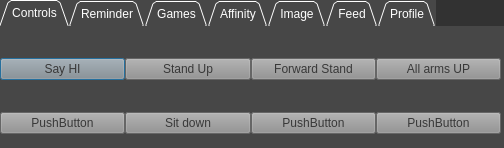
This is bin/ui/main_window.ui in TechMaverik/BOOMER as Qt 5 draws it before an edit. The edited form follows.
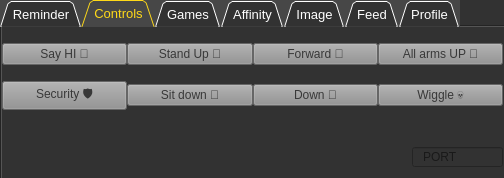
This is the edited form. Icons and pictures are not drawn.

Commit message: changes o tab widget

Diff of the .ui file:
```diff
--- a/bin/ui/main_window.ui
+++ b/bin/ui/main_window.ui
@@ -7,7 +7,7 @@
     <x>0</x>
     <y>0</y>
     <width>504</width>
-    <height>148</height>
+    <height>178</height>
    </rect>
   </property>
   <property name="windowTitle">
@@ -26,18 +26,26 @@
      <x>0</x>
      <y>0</y>
      <width>511</width>
-     <height>151</height>
+     <height>181</height>
     </rect>
    </property>
    <property name="font">
     <font>
-     <pointsize>9</pointsize>
+     <pointsize>10</pointsize>
+     <weight>50</weight>
+     <bold>false</bold>
     </font>
    </property>
    <property name="styleSheet">
-    <string notr="true">background-color: rgb(71, 71, 71);
+    <string notr="true">QTabBar{
+background-color: rgb(71, 71, 71);
 color: rgb(255, 255, 255);
-border-color: rgb(0, 0, 0);</string>
+border-color: rgb(0, 0, 0);
+}
+QTabBar::tab:selected{
+background-color: rgb(71, 71, 71);
+color:rgba(255, 217, 24);
+}</string>
    </property>
    <property name="tabPosition">
     <enum>QTabWidget::North</enum>
@@ -51,205 +59,6 @@
    <property name="movable">
     <bool>true</bool>
    </property>
-   <widget class="QWidget" name="controls_tab">
-    <attribute name="title">
-     <string>Controls</string>
-    </attribute>
-    <attribute name="toolTip">
-     <string>Generic Robot Controls (Move Forward, Sit, Stand etc) Window</string>
-    </attribute>
-    <widget class="QWidget" name="gridLayoutWidget">
-     <property name="geometry">
-      <rect>
-       <x>0</x>
-       <y>0</y>
-       <width>501</width>
-       <height>141</height>
-      </rect>
-     </property>
-     <layout class="QGridLayout" name="gridLayout">
-      <property name="spacing">
-       <number>0</number>
-      </property>
-      <item row="0" column="0">
-       <widget class="QPushButton" name="ctrl_1">
-        <property name="styleSheet">
-         <string notr="true">QPushButton{
-background-color: rgb(143, 143, 143);
-color:rgb(56, 56, 56);
-font: 10pt &quot;Comic Sans MS&quot;;
-}
-QPushButton:hover{
-background-color: qlineargradient(spread:pad, x1:0, y1:1, x2:0, y2:0, stop:0 rgba(185, 209, 234, 255), stop:0.881356 rgba(234, 234, 234, 255));
-color:rgb(65, 65, 65)
-}
-QPushButton:pressed{
-background-color:rgb(57, 57, 57);
-color:rgb(255, 255, 255)
-}</string>
-        </property>
-        <property name="text">
-         <string>Say HI</string>
-        </property>
-       </widget>
-      </item>
-      <item row="0" column="3">
-       <widget class="QPushButton" name="pushButton_2">
-        <property name="styleSheet">
-         <string notr="true">QPushButton{
-background-color: rgb(143, 143, 143);
-color:rgb(56, 56, 56);
-font: 10pt &quot;Comic Sans MS&quot;;
-}
-QPushButton:hover{
-background-color: qlineargradient(spread:pad, x1:0, y1:1, x2:0, y2:0, stop:0 rgba(185, 209, 234, 255), stop:0.881356 rgba(234, 234, 234, 255));
-color:rgb(65, 65, 65)
-}
-QPushButton:pressed{
-background-color:rgb(57, 57, 57);
-color:rgb(255, 255, 255)
-}</string>
-        </property>
-        <property name="text">
-         <string>All arms UP</string>
-        </property>
-       </widget>
-      </item>
-      <item row="0" column="2">
-       <widget class="QPushButton" name="pushButton_5">
-        <property name="styleSheet">
-         <string notr="true">QPushButton{
-background-color: rgb(143, 143, 143);
-color:rgb(56, 56, 56);
-font: 10pt &quot;Comic Sans MS&quot;;
-}
-QPushButton:hover{
-background-color: qlineargradient(spread:pad, x1:0, y1:1, x2:0, y2:0, stop:0 rgba(185, 209, 234, 255), stop:0.881356 rgba(234, 234, 234, 255));
-color:rgb(65, 65, 65)
-}
-QPushButton:pressed{
-background-color:rgb(57, 57, 57);
-color:rgb(255, 255, 255)
-}</string>
-        </property>
-        <property name="text">
-         <string>Forward Stand</string>
-        </property>
-       </widget>
-      </item>
-      <item row="1" column="0">
-       <widget class="QPushButton" name="pushButton_7">
-        <property name="styleSheet">
-         <string notr="true">QPushButton{
-background-color: rgb(143, 143, 143);
-color:rgb(56, 56, 56);
-font: 10pt &quot;Comic Sans MS&quot;;
-}
-QPushButton:hover{
-background-color: qlineargradient(spread:pad, x1:0, y1:1, x2:0, y2:0, stop:0 rgba(185, 209, 234, 255), stop:0.881356 rgba(234, 234, 234, 255));
-color:rgb(65, 65, 65)
-}
-QPushButton:pressed{
-background-color:rgb(57, 57, 57);
-color:rgb(255, 255, 255)
-}</string>
-        </property>
-        <property name="text">
-         <string>PushButton</string>
-        </property>
-       </widget>
-      </item>
-      <item row="1" column="3">
-       <widget class="QPushButton" name="pushButton_9">
-        <property name="styleSheet">
-         <string notr="true">QPushButton{
-background-color: rgb(143, 143, 143);
-color:rgb(56, 56, 56);
-font: 10pt &quot;Comic Sans MS&quot;;
-}
-QPushButton:hover{
-background-color: qlineargradient(spread:pad, x1:0, y1:1, x2:0, y2:0, stop:0 rgba(185, 209, 234, 255), stop:0.881356 rgba(234, 234, 234, 255));
-color:rgb(65, 65, 65)
-}
-QPushButton:pressed{
-background-color:rgb(57, 57, 57);
-color:rgb(255, 255, 255)
-}</string>
-        </property>
-        <property name="text">
-         <string>PushButton</string>
-        </property>
-       </widget>
-      </item>
-      <item row="0" column="1">
-       <widget class="QPushButton" name="ctrl_2">
-        <property name="styleSheet">
-         <string notr="true">QPushButton{
-background-color: rgb(143, 143, 143);
-color:rgb(56, 56, 56);
-font: 10pt &quot;Comic Sans MS&quot;;
-}
-QPushButton:hover{
-background-color: qlineargradient(spread:pad, x1:0, y1:1, x2:0, y2:0, stop:0 rgba(185, 209, 234, 255), stop:0.881356 rgba(234, 234, 234, 255));
-color:rgb(65, 65, 65)
-}
-QPushButton:pressed{
-background-color:rgb(57, 57, 57);
-color:rgb(255, 255, 255)
-}</string>
-        </property>
-        <property name="text">
-         <string>Stand Up</string>
-        </property>
-       </widget>
-      </item>
-      <item row="1" column="2">
-       <widget class="QPushButton" name="pushButton_8">
-        <property name="styleSheet">
-         <string notr="true">QPushButton{
-background-color: rgb(143, 143, 143);
-color:rgb(56, 56, 56);
-font: 10pt &quot;Comic Sans MS&quot;;
-}
-QPushButton:hover{
-background-color: qlineargradient(spread:pad, x1:0, y1:1, x2:0, y2:0, stop:0 rgba(185, 209, 234, 255), stop:0.881356 rgba(234, 234, 234, 255));
-color:rgb(65, 65, 65)
-}
-QPushButton:pressed{
-background-color:rgb(57, 57, 57);
-color:rgb(255, 255, 255)
-}</string>
-        </property>
-        <property name="text">
-         <string>PushButton</string>
-        </property>
-       </widget>
-      </item>
-      <item row="1" column="1">
-       <widget class="QPushButton" name="pushButton_11">
-        <property name="styleSheet">
-         <string notr="true">QPushButton{
-background-color: rgb(143, 143, 143);
-color:rgb(56, 56, 56);
-font: 10pt &quot;Comic Sans MS&quot;;
-}
-QPushButton:hover{
-background-color: qlineargradient(spread:pad, x1:0, y1:1, x2:0, y2:0, stop:0 rgba(185, 209, 234, 255), stop:0.881356 rgba(234, 234, 234, 255));
-color:rgb(65, 65, 65)
-}
-QPushButton:pressed{
-background-color:rgb(57, 57, 57);
-color:rgb(255, 255, 255)
-}</string>
-        </property>
-        <property name="text">
-         <string>Sit down</string>
-        </property>
-       </widget>
-      </item>
-     </layout>
-    </widget>
-   </widget>
    <widget class="QWidget" name="rm_tab">
     <attribute name="title">
      <string>Reminder</string>
@@ -385,6 +194,221 @@
      </layout>
     </widget>
    </widget>
+   <widget class="QWidget" name="controls_tab">
+    <attribute name="title">
+     <string>Controls</string>
+    </attribute>
+    <attribute name="toolTip">
+     <string>Generic Robot Controls (Move Forward, Sit, Stand etc) Window</string>
+    </attribute>
+    <widget class="QWidget" name="gridLayoutWidget">
+     <property name="geometry">
+      <rect>
+       <x>0</x>
+       <y>0</y>
+       <width>501</width>
+       <height>101</height>
+      </rect>
+     </property>
+     <layout class="QGridLayout" name="gridLayout">
+      <property name="spacing">
+       <number>0</number>
+      </property>
+      <item row="0" column="0">
+       <widget class="QPushButton" name="ctrl_1">
+        <property name="styleSheet">
+         <string notr="true">QPushButton{
+background-color: rgb(143, 143, 143);
+color:rgb(56, 56, 56);
+font: 10pt &quot;Comic Sans MS&quot;;
+}
+QPushButton:hover{
+background-color: qlineargradient(spread:pad, x1:0, y1:1, x2:0, y2:0, stop:0 rgba(185, 209, 234, 255), stop:0.881356 rgba(234, 234, 234, 255));
+color:rgb(65, 65, 65)
+}
+QPushButton:pressed{
+background-color:rgb(57, 57, 57);
+color:rgb(255, 255, 255)
+}</string>
+        </property>
+        <property name="text">
+         <string>Say HI 🤚</string>
+        </property>
+       </widget>
+      </item>
+      <item row="0" column="3">
+       <widget class="QPushButton" name="pushButton_2">
+        <property name="styleSheet">
+         <string notr="true">QPushButton{
+background-color: rgb(143, 143, 143);
+color:rgb(56, 56, 56);
+font: 10pt &quot;Comic Sans MS&quot;;
+}
+QPushButton:hover{
+background-color: qlineargradient(spread:pad, x1:0, y1:1, x2:0, y2:0, stop:0 rgba(185, 209, 234, 255), stop:0.881356 rgba(234, 234, 234, 255));
+color:rgb(65, 65, 65)
+}
+QPushButton:pressed{
+background-color:rgb(57, 57, 57);
+color:rgb(255, 255, 255)
+}</string>
+        </property>
+        <property name="text">
+         <string>All arms UP 🙌</string>
+        </property>
+       </widget>
+      </item>
+      <item row="0" column="2">
+       <widget class="QPushButton" name="pushButton_5">
+        <property name="styleSheet">
+         <string notr="true">QPushButton{
+background-color: rgb(143, 143, 143);
+color:rgb(56, 56, 56);
+font: 10pt &quot;Comic Sans MS&quot;;
+}
+QPushButton:hover{
+background-color: qlineargradient(spread:pad, x1:0, y1:1, x2:0, y2:0, stop:0 rgba(185, 209, 234, 255), stop:0.881356 rgba(234, 234, 234, 255));
+color:rgb(65, 65, 65)
+}
+QPushButton:pressed{
+background-color:rgb(57, 57, 57);
+color:rgb(255, 255, 255)
+}</string>
+        </property>
+        <property name="text">
+         <string>Forward 🏃‍</string>
+        </property>
+       </widget>
+      </item>
+      <item row="1" column="0">
+       <widget class="QPushButton" name="pushButton_7">
+        <property name="styleSheet">
+         <string notr="true">QPushButton{
+background-color: rgb(143, 143, 143);
+color:rgb(56, 56, 56);
+font: 10pt &quot;Comic Sans MS&quot;;
+}
+QPushButton:hover{
+background-color: qlineargradient(spread:pad, x1:0, y1:1, x2:0, y2:0, stop:0 rgba(185, 209, 234, 255), stop:0.881356 rgba(234, 234, 234, 255));
+color:rgb(65, 65, 65)
+}
+QPushButton:pressed{
+background-color:rgb(57, 57, 57);
+color:rgb(255, 255, 255)
+}</string>
+        </property>
+        <property name="text">
+         <string>Security 🛡️</string>
+        </property>
+       </widget>
+      </item>
+      <item row="1" column="3">
+       <widget class="QPushButton" name="pushButton_9">
+        <property name="styleSheet">
+         <string notr="true">QPushButton{
+background-color: rgb(143, 143, 143);
+color:rgb(56, 56, 56);
+font: 10pt &quot;Comic Sans MS&quot;;
+}
+QPushButton:hover{
+background-color: qlineargradient(spread:pad, x1:0, y1:1, x2:0, y2:0, stop:0 rgba(185, 209, 234, 255), stop:0.881356 rgba(234, 234, 234, 255));
+color:rgb(65, 65, 65)
+}
+QPushButton:pressed{
+background-color:rgb(57, 57, 57);
+color:rgb(255, 255, 255)
+}</string>
+        </property>
+        <property name="text">
+         <string>Wiggle 💀</string>
+        </property>
+       </widget>
+      </item>
+      <item row="0" column="1">
+       <widget class="QPushButton" name="ctrl_2">
+        <property name="styleSheet">
+         <string notr="true">QPushButton{
+background-color: rgb(143, 143, 143);
+color:rgb(56, 56, 56);
+font: 10pt &quot;Comic Sans MS&quot;;
+}
+QPushButton:hover{
+background-color: qlineargradient(spread:pad, x1:0, y1:1, x2:0, y2:0, stop:0 rgba(185, 209, 234, 255), stop:0.881356 rgba(234, 234, 234, 255));
+color:rgb(65, 65, 65)
+}
+QPushButton:pressed{
+background-color:rgb(57, 57, 57);
+color:rgb(255, 255, 255)
+}</string>
+        </property>
+        <property name="text">
+         <string>Stand Up 🧍‍</string>
+        </property>
+       </widget>
+      </item>
+      <item row="1" column="2">
+       <widget class="QPushButton" name="pushButton_8">
+        <property name="styleSheet">
+         <string notr="true">QPushButton{
+background-color: rgb(143, 143, 143);
+color:rgb(56, 56, 56);
+font: 10pt &quot;Comic Sans MS&quot;;
+}
+QPushButton:hover{
+background-color: qlineargradient(spread:pad, x1:0, y1:1, x2:0, y2:0, stop:0 rgba(185, 209, 234, 255), stop:0.881356 rgba(234, 234, 234, 255));
+color:rgb(65, 65, 65)
+}
+QPushButton:pressed{
+background-color:rgb(57, 57, 57);
+color:rgb(255, 255, 255)
+}</string>
+        </property>
+        <property name="text">
+         <string>Down 🙇</string>
+        </property>
+       </widget>
+      </item>
+      <item row="1" column="1">
+       <widget class="QPushButton" name="pushButton_11">
+        <property name="styleSheet">
+         <string notr="true">QPushButton{
+background-color: rgb(143, 143, 143);
+color:rgb(56, 56, 56);
+font: 10pt &quot;Comic Sans MS&quot;;
+}
+QPushButton:hover{
+background-color: qlineargradient(spread:pad, x1:0, y1:1, x2:0, y2:0, stop:0 rgba(185, 209, 234, 255), stop:0.881356 rgba(234, 234, 234, 255));
+color:rgb(65, 65, 65)
+}
+QPushButton:pressed{
+background-color:rgb(57, 57, 57);
+color:rgb(255, 255, 255)
+}</string>
+        </property>
+        <property name="text">
+         <string>Sit down 🧎‍</string>
+        </property>
+       </widget>
+      </item>
+     </layout>
+    </widget>
+    <widget class="QLineEdit" name="lineEdit_3">
+     <property name="geometry">
+      <rect>
+       <x>410</x>
+       <y>120</y>
+       <width>91</width>
+       <height>20</height>
+      </rect>
+     </property>
+     <property name="styleSheet">
+      <string notr="true">padding-left:8px;</string>
+     </property>
+     <property name="placeholderText">
+      <string>PORT</string>
+     </property>
+    </widget>
+   </widget>
    <widget class="QWidget" name="game_tab">
     <attribute name="title">
      <string>Games</string>
```
Left out of the diff: 4 changed lines with no effect on the pictures.
